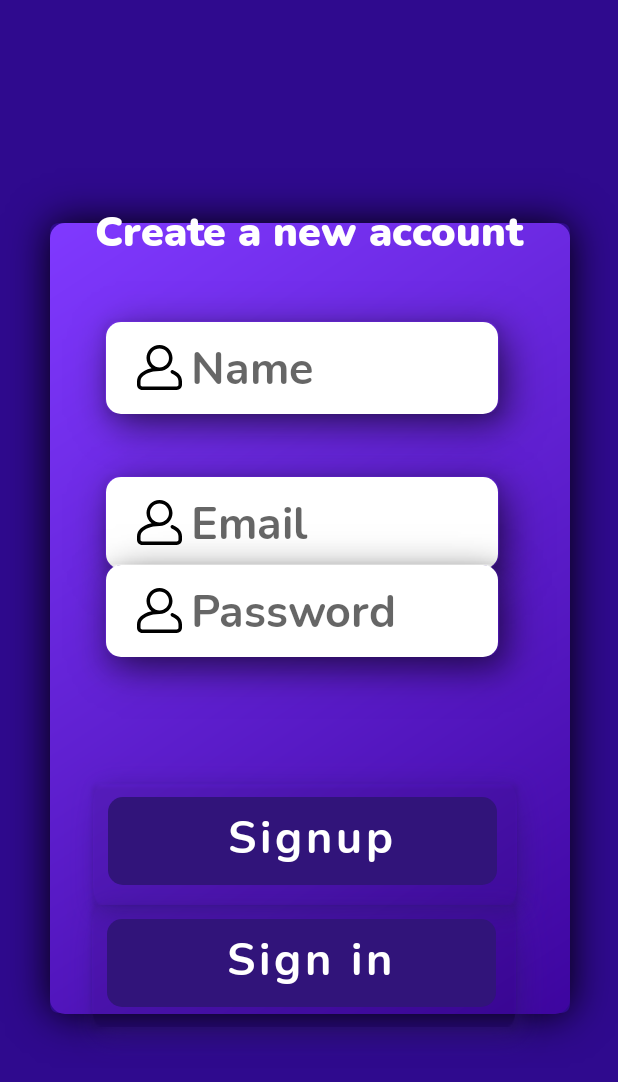
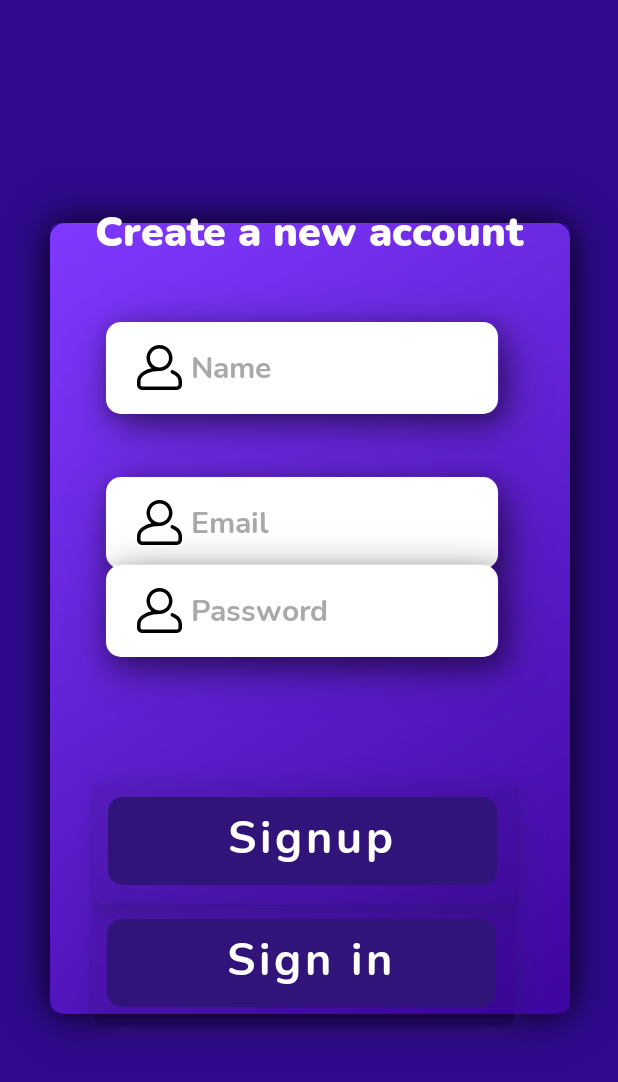
Before and after one commit to riteshknayak/MasterQ, an Android app: the screen it shows after launch (SignupActivity), on a phone screen of 412 x 824 dp. Shown: the top 1082 px of the screen. Run offline under Robolectric (Android 15) with nearby library versions, the phone set to English and light mode, and no system bars; our stand-ins replace Firebase (no records; nobody signed in at launch, a user with empty details on screens opened directly); plain views replace SubmitButton.

Commit message:
Improved  UI and solved some bugs

```diff
--- a/app/build.gradle
+++ b/app/build.gradle
@@ -45,6 +45,10 @@ dependencies {
     implementation 'com.google.firebase:firebase-analytics'
     implementation 'com.google.firebase:firebase-auth'
     implementation 'com.google.firebase:firebase-firestore'
-
+    implementation 'com.royrodriguez:transitionbutton:0.2.0'  // TODO use these libraries to add animation for button
+    implementation 'com.sdsmdg.harjot:materialshadows:1.2.5' // TODO use these libraries to add shadows
+    implementation 'com.airbnb.android:lottie:3.7.0'   // TODO use these libraries to add animations
+    // TODO open your bookmarks bar -> "open these"  folder ->than "4" folder and open those github links
+    implementation 'me.spark:submitbutton:1.0.1'
 
 }
--- a/app/src/main/AndroidManifest.xml
+++ b/app/src/main/AndroidManifest.xml
@@ -19,8 +19,10 @@
 
                 <category android:name="android.intent.category.LAUNCHER" />
             </intent-filter>
+
         </activity>
         <activity android:name=".LoginActivity">
+
         </activity>
     </application>
 
--- a/app/src/main/java/com/riteshknayak/masterq/LoginActivity.java
+++ b/app/src/main/java/com/riteshknayak/masterq/LoginActivity.java
@@ -29,6 +29,7 @@ public class LoginActivity extends AppCompatActivity {
             startActivity(new Intent(LoginActivity.this, MainActivity.class));
             finish();
         }
+        //TODO app crashing when  clicking the sign in button when edittext is empty
 
         binding.emailBtn.setOnClickListener(v -> {
             String email, pass;
--- a/app/src/main/res/layout/activity_login.xml
+++ b/app/src/main/res/layout/activity_login.xml
@@ -34,7 +34,8 @@
         app:layout_constraintEnd_toEndOf="parent"
         app:layout_constraintStart_toStartOf="parent"
         app:layout_constraintTop_toTopOf="@+id/relativeLayout"
-        app:layout_constraintVertical_bias="0.25" />
+        app:layout_constraintVertical_bias="0.25"
+        tools:ignore="RtlSymmetry" />
 
     <EditText
         android:id="@+id/passwordBox"
@@ -129,4 +130,6 @@
             android:textSize="25sp" />
     </RelativeLayout>
 
+
+
 </androidx.constraintlayout.widget.ConstraintLayout>
--- a/app/src/main/res/layout/activity_main.xml
+++ b/app/src/main/res/layout/activity_main.xml
@@ -214,7 +214,7 @@
                 android:layout_width="272dp"
                 android:layout_height="wrap_content"
                 android:fontFamily="@font/nunito_bold"
-                android:text="Rosy Nayak"
+                tools:text="Rosy Nayak"
                 android:textColor="@color/white"
                 android:textSize="15sp" />
 
--- a/app/src/main/res/layout/activity_signup.xml
+++ b/app/src/main/res/layout/activity_signup.xml
@@ -37,8 +37,9 @@
         android:hint="@string/name"
         android:inputType="textPersonName"
         android:paddingStart="50dp"
-        android:textColor="@color/white"
-        android:textSize="30sp"
+        android:textColor="@color/black"
+        android:textColorHint="@color/dark_grey"
+        android:textSize="20sp"
         app:layout_constraintBottom_toBottomOf="parent"
         app:layout_constraintEnd_toEndOf="parent"
         app:layout_constraintStart_toStartOf="parent"
@@ -58,8 +59,9 @@
         android:hint="@string/email"
         android:inputType="textEmailAddress"
         android:paddingStart="50dp"
-        android:textColor="@color/white"
-        android:textSize="30sp"
+        android:textColor="@color/black"
+        android:textColorHint="@color/dark_grey"
+        android:textSize="20sp"
         app:layout_constraintBottom_toBottomOf="@+id/linearLayout3"
         app:layout_constraintEnd_toEndOf="parent"
         app:layout_constraintStart_toStartOf="parent"
@@ -79,8 +81,9 @@
         android:hint="@string/password"
         android:inputType="textPassword"
         android:paddingStart="50dp"
-        android:textColor="@color/white"
-        android:textSize="30sp"
+        android:textColor="@color/black"
+        android:textColorHint="@color/dark_grey"
+        android:textSize="20sp"
         app:layout_constraintBottom_toBottomOf="@+id/linearLayout3"
         app:layout_constraintEnd_toEndOf="parent"
         app:layout_constraintStart_toStartOf="parent"
@@ -96,6 +99,7 @@
         android:paddingBottom="23dp"
         android:text="@string/signup"
         android:textAllCaps="false"
+        android:textColor="@color/white"
         android:textSize="30sp"
         app:layout_constraintBottom_toBottomOf="parent"
         app:layout_constraintEnd_toEndOf="parent"
@@ -103,6 +107,7 @@
         app:layout_constraintStart_toStartOf="parent"
         app:layout_constraintTop_toTopOf="@+id/linearLayout3"
         app:layout_constraintVertical_bias="0.67" />
+
 
     <Button
         android:id="@+id/signinBtn"
@@ -113,6 +118,7 @@
         android:paddingBottom="23dp"
         android:text="@string/common_signin_button_text"
         android:textAllCaps="false"
+        android:textColor="@color/white"
         android:textSize="30sp"
         app:layout_constraintBottom_toBottomOf="parent"
         app:layout_constraintEnd_toEndOf="parent"
@@ -136,4 +142,20 @@
 
     </RelativeLayout>
 
+
+    <!--    TODO  use this button instead   http
+    s://github.com/SparkYuan/SubmitButton-->
+<!--    <com.spark.submitbutton.SubmitButton-->
+<!--        android:layout_width="match_parent"-->
+<!--        android:layout_height="match_parent"-->
+<!--        android:text="    Submit     "-->
+<!--        android:textColor="@color/gray"-->
+<!--        app:sub_btn_background="@color/white"-->
+<!--        app:sub_btn_duration="2000"-->
+<!--        app:sub_btn_line_color="#8BC34A"-->
+<!--        app:sub_btn_ripple_color="#8BC34A"-->
+<!--        app:sub_btn_tick_color="@color/white" />-->
+
+
+
 </androidx.constraintlayout.widget.ConstraintLayout>
--- a/gradle.properties
+++ b/gradle.properties
@@ -15,3 +15,4 @@ org.gradle.jvmargs=-Xmx2048m -Dfile.encoding=UTF-8
 # Android operating system, and which are packaged with your app"s APK
 # https://developer.android.com/topic/libraries/support-library/androidx-rn
 android.useAndroidX=true
+android.enableJetifier=true
```
Also changed, not shown: build.gradle (+13 -0 lines).
